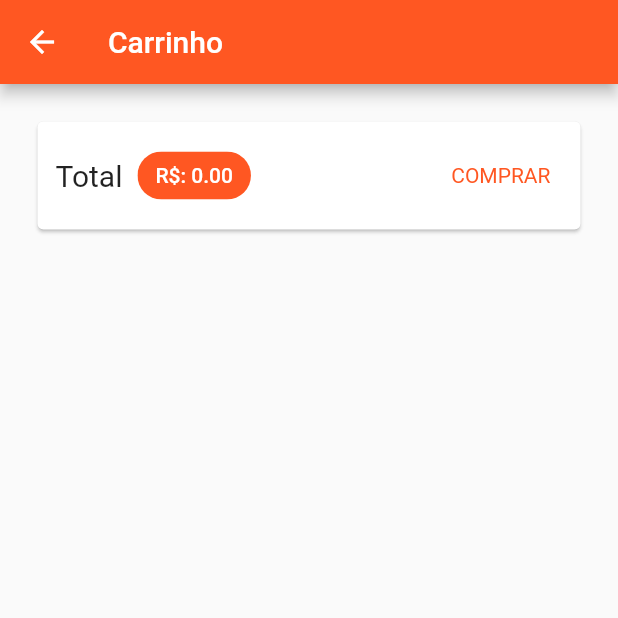
After one commit to cacciatorieric/gerenciamento_estados, a Flutter app: the CartPage screen opened by its route, on a phone screen of 412 x 824 dp, the top half of it. The commit adds this screen. Run offline on Flutter 3.47's test engine with Material 2 defaults, Android fonts, the phone set to English and light mode, and no system bars; network calls fail.

Commit message:
componente carrinho

```diff
--- a/gerenciamento_estados/lib/models/cart.dart
+++ b/gerenciamento_estados/lib/models/cart.dart
@@ -17,9 +17,12 @@ class Cart with ChangeNotifier {
 
   double? get totalAmount {
     double total = 0.0;
-    _items.forEach((key, cartItem) {
-      total += cartItem.price * cartItem.quantity!;
-    });
+    _items.forEach(
+      (key, cartItem) {
+        total += cartItem.price * cartItem.quantity!;
+      },
+    );
+    return total;
   }
 
   void addItem(Product product) {
--- /dev/null
+++ b/gerenciamento_estados/lib/pages/cart_page.dart
@@ -0,0 +1,63 @@
+import 'package:flutter/material.dart';
+import 'package:gerenciamento_estados/components/cart_item.dart';
+import 'package:gerenciamento_estados/models/cart.dart';
+import 'package:provider/provider.dart';
+
+class CartPage extends StatelessWidget {
+  const CartPage({Key? key}) : super(key: key);
+
+  @override
+  Widget build(BuildContext context) {
+    final Cart cart = Provider.of(context);
+    final items = cart.itens.values.toList();
+    return Scaffold(
+      appBar: AppBar(
+        title: const Text('Carrinho'),
+      ),
+      body: Column(
+        children: [
+          Card(
+            margin: const EdgeInsets.all(25),
+            child: Padding(
+              padding: const EdgeInsets.all(12),
+              child: Row(
+                mainAxisAlignment: MainAxisAlignment.spaceBetween,
+                children: [
+                  const Text(
+                    'Total',
+                    style: TextStyle(fontSize: 20),
+                  ),
+                  const SizedBox(width: 10),
+                  Chip(
+                    backgroundColor: Theme.of(context).colorScheme.primary,
+                    label: Text(
+                      'R\$: ${cart.totalAmount!.toStringAsFixed(2)}',
+                      style: TextStyle(
+                        color: Theme.of(context).colorScheme.secondary,
+                      ),
+                    ),
+                  ),
+                  const Spacer(),
+                  TextButton(
+                    onPressed: () {},
+                    style: TextButton.styleFrom(
+                      textStyle: TextStyle(
+                          color: Theme.of(context).colorScheme.primary),
+                    ),
+                    child: const Text('COMPRAR'),
+                  ),
+                ],
+              ),
+            ),
+          ),
+          Expanded(
+            child: ListView.builder(
+              itemCount: items.length,
+              itemBuilder: (ctx, i) => CartItemWidget(cartItem: items[i]),
+            ),
+          ),
+        ],
+      ),
+    );
+  }
+}
--- a/gerenciamento_estados/lib/utils/app_routes.dart
+++ b/gerenciamento_estados/lib/utils/app_routes.dart
@@ -1,3 +1,4 @@
 class AppRoutes {
   static const PRODUCT_DETAIL = '/product-detail';
+  static const CART = '/cart';
 }
```
Also changed, not shown: gerenciamento_estados/lib/components/cart_item.dart (added, +13 -0 lines), gerenciamento_estados/lib/main.dart (+10 -4 lines), gerenciamento_estados/lib/pages/products_overview_page.dart (+5 -2 lines).
